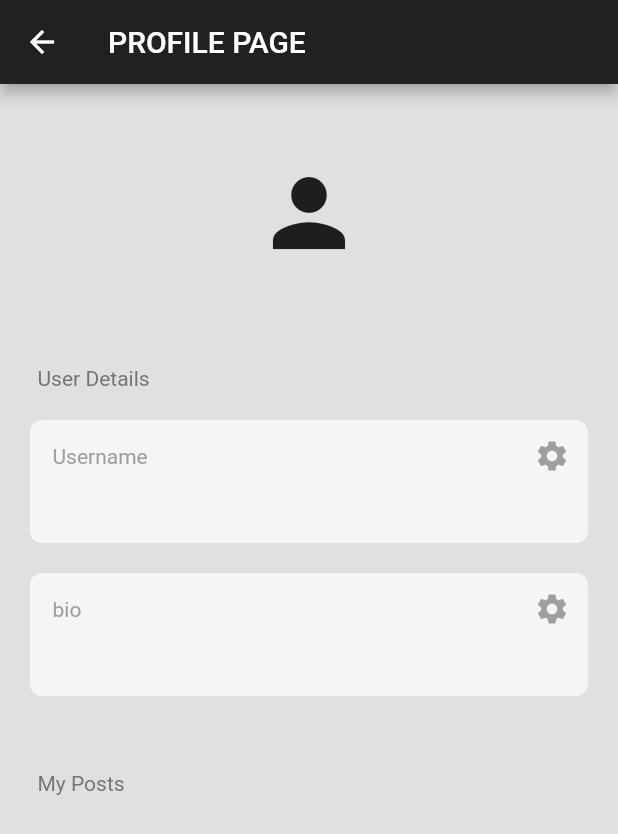
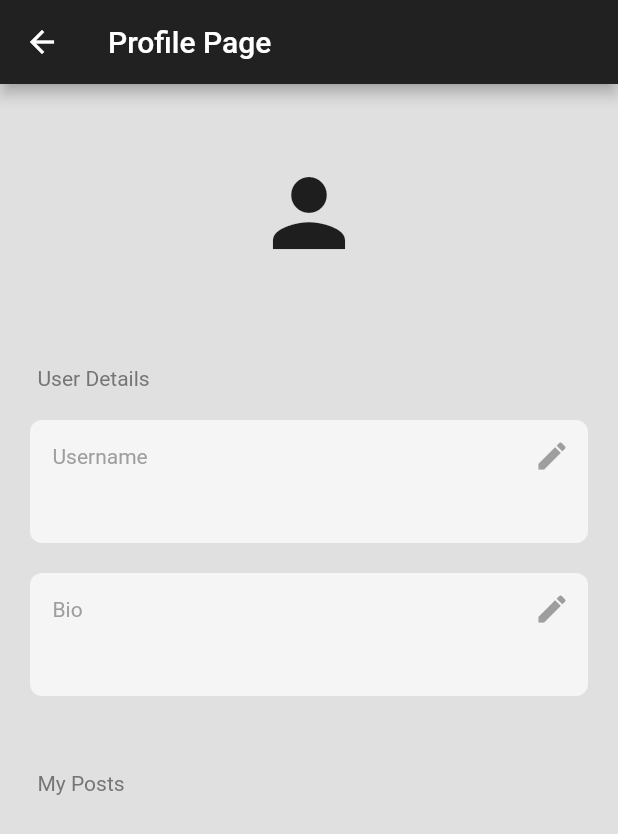
Before and after one commit to bhav-07/the_wall, a Flutter app: the ProfilePage screen opened directly, on a phone screen of 412 x 824 dp. Shown: the top 834 px of the screen. Run offline on Flutter 3.47's test engine with Material 2 defaults, Android fonts, the phone set to English and light mode, and no system bars; our stand-ins replace cloud_firestore, firebase_auth, firebase_core, google_fonts; accounts and stored records are empty; generated files the repository leaves out were written again.

Commit message:
minor ui changes

```diff
--- a/lib/components/text_box.dart
+++ b/lib/components/text_box.dart
@@ -32,7 +32,7 @@ class MyTextBox extends StatelessWidget {
               //edit button
               IconButton(
                 onPressed: onPressed,
-                icon: const Icon(Icons.settings),
+                icon: const Icon(Icons.edit),
                 color: Colors.grey[500],
               )
             ],
--- a/lib/pages/profile_page.dart
+++ b/lib/pages/profile_page.dart
@@ -63,7 +63,7 @@ class _ProfilePageState extends State<ProfilePage> {
     return Scaffold(
         backgroundColor: Colors.grey[300],
         appBar: AppBar(
-          title: const Text("PROFILE PAGE"),
+          title: const Text("Profile Page"),
           backgroundColor: Colors.grey[900],
         ),
         body: StreamBuilder<DocumentSnapshot>(
@@ -100,7 +100,7 @@ class _ProfilePageState extends State<ProfilePage> {
                 //bio
                 MyTextBox(
                   text: userData['bio'],
-                  sectionName: 'bio',
+                  sectionName: 'Bio',
                   onPressed: () => editField('bio'),
                 ),
                 const SizedBox(height: 50),
```
Also changed, not shown: lib/pages/home_page.dart (+5 -2 lines), 1 other file.
